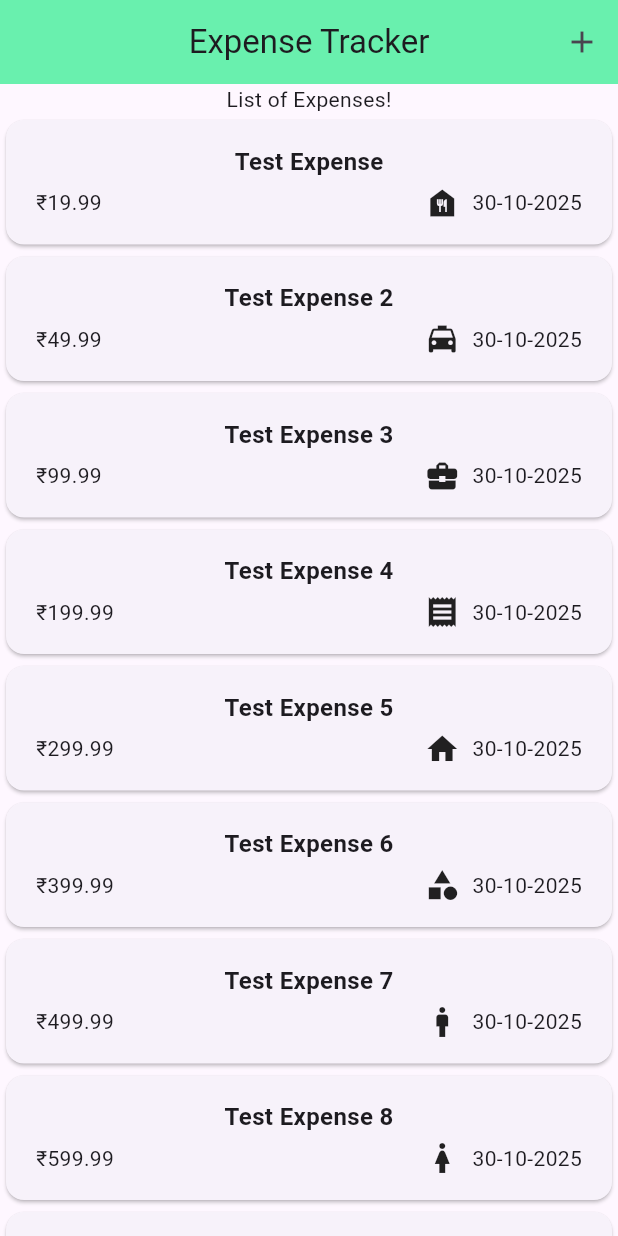
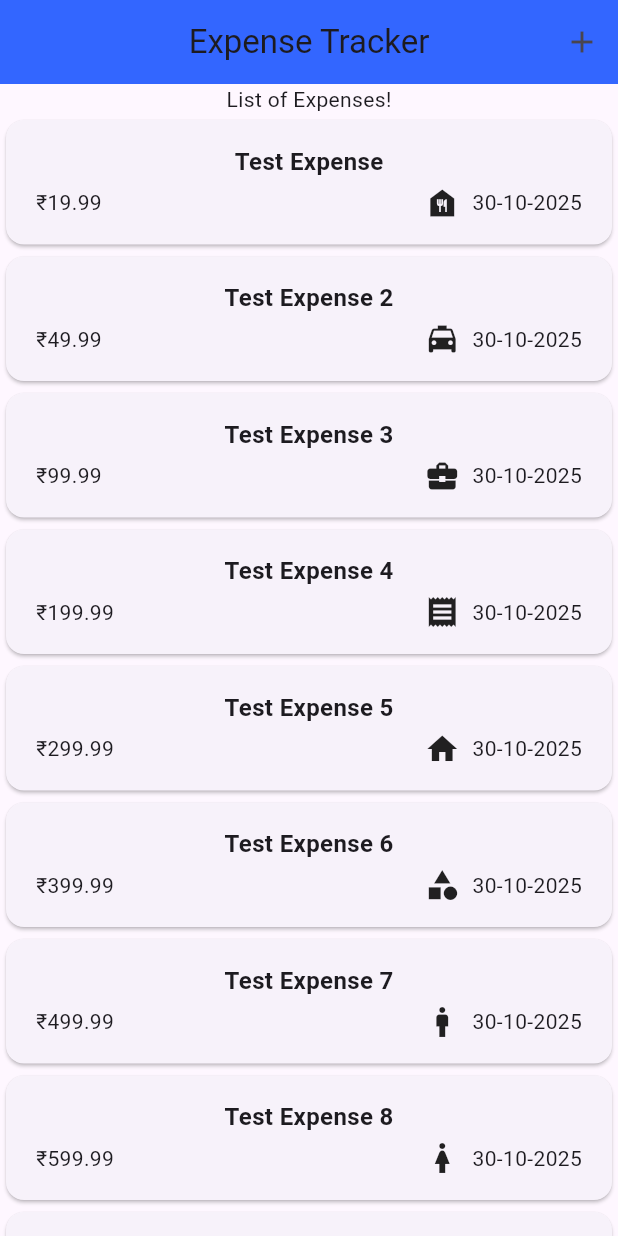
Before and after one commit to ABcDexter/Fun-with-Flutter, a Flutter app: the screen it shows after launch, on a phone screen of 412 x 824 dp. Run offline on Flutter 3.47's test engine with Material 3 defaults, Android fonts, the light colour scheme and no system bars.

Commit message:
changed color with wifey's suggestion

```diff
--- a/expense_tracker/lib/expenses.dart
+++ b/expense_tracker/lib/expenses.dart
@@ -50,7 +50,8 @@ class _ExpensesState extends State<Expenses> { //State is a generic class so we
       appBar: AppBar(
         title: const Text('Expense Tracker'),
         centerTitle: true,
-        backgroundColor: Colors.greenAccent,
+        //backgroundColor: const Color.fromARGB(255, 187, 6, 111),
+        backgroundColor: const Color(0xFF3366FF),
         actions: [
           IconButton(
             onPressed: _openAddExpenseOverlay, //{}
```
